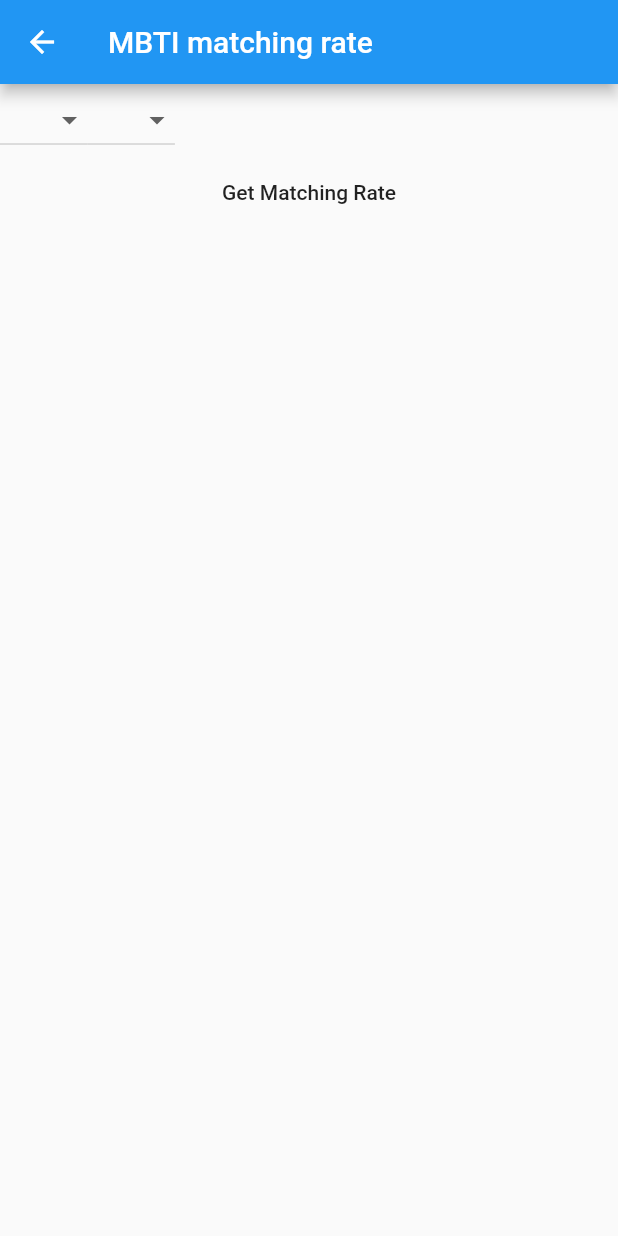
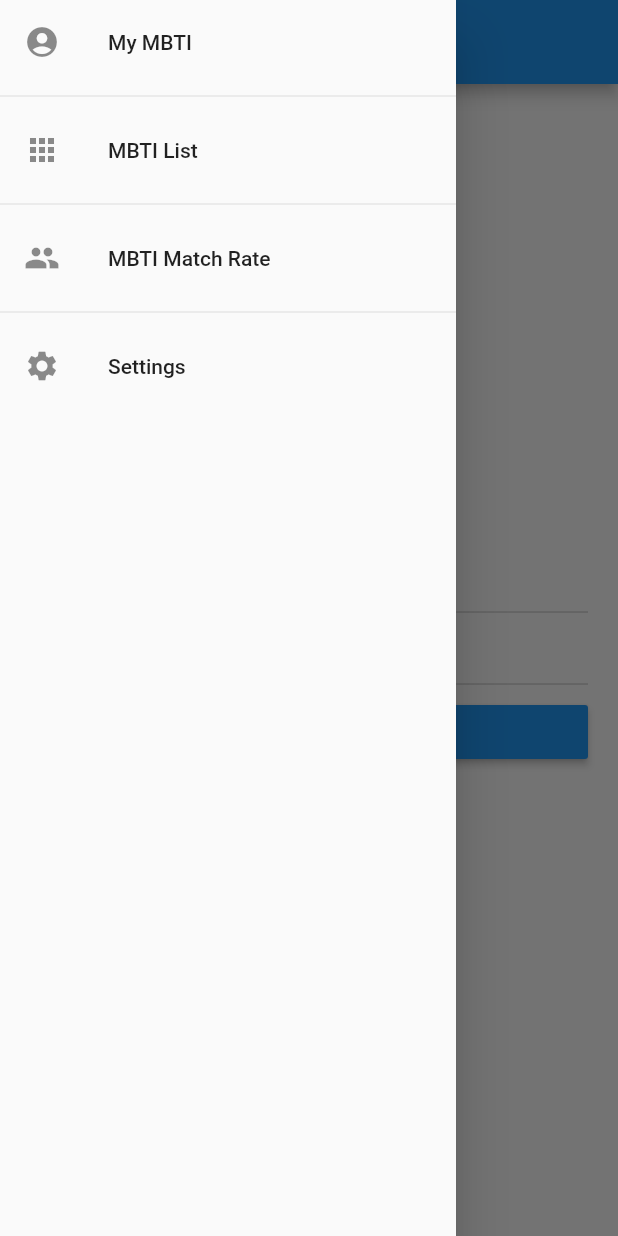
Before and after one commit to powerwlsl/mbti, a Flutter app: the MbtiMatchingScreen screen opened by its route, with the side drawer open (before the commit the screen has no drawer), on a phone screen of 412 x 824 dp. Run offline on Flutter 3.47's test engine with Material 2 defaults, Android fonts, the phone set to English and light mode, and no system bars; our stand-ins replace shared_preferences; accounts and stored records are empty.

Commit message:
add more screens

```diff
--- a/lib/constants.dart
+++ b/lib/constants.dart
@@ -4,14 +4,14 @@
   hintText: 'Enter a value',
   contentPadding: EdgeInsets.symmetric(vertical: 10.0, horizontal: 20.0),
   border: OutlineInputBorder(
-    borderRadius: BorderRadius.all(Radius.circular(32.0)),
+    borderRadius: BorderRadius.all(Radius.circular(10.0)),
   ),
   enabledBorder: OutlineInputBorder(
     borderSide: BorderSide(color: Colors.lightBlueAccent, width: 1.0),
-    borderRadius: BorderRadius.all(Radius.circular(32.0)),
+    borderRadius: BorderRadius.all(Radius.circular(10.0)),
   ),
   focusedBorder: OutlineInputBorder(
     borderSide: BorderSide(color: Colors.lightBlueAccent, width: 2.0),
-    borderRadius: BorderRadius.all(Radius.circular(32.0)),
+    borderRadius: BorderRadius.all(Radius.circular(10.0)),
   ),
 );
--- a/lib/main.dart
+++ b/lib/main.dart
@@ -31,7 +31,7 @@
       home: _decideHomePage(),
       routes: {
 //        TODO: login page
-
+        '/user_info': (context) => UserInfoScreen(),
         '/main': (context) => MainScreen(),
         '/mbtis': (context) => MbtiListScreen(),
         '/mbti_matching': (context) => MbtiMatchingScreen(),
--- a/lib/screens/main_screen.dart
+++ b/lib/screens/main_screen.dart
@@ -1,5 +1,6 @@
 import 'package:flutter/material.dart';
 import 'package:shared_preferences/shared_preferences.dart';
+import 'package:mbti/widgets/app_drawer.dart';
 
 class MainScreen extends StatelessWidget {
   final SharedPreferences prefs;
@@ -9,10 +10,6 @@
     return Scaffold(
       appBar: AppBar(
         title: Text("MBTI"),
-        leading: IconButton(
-          icon: Icon(Icons.menu),
-          onPressed: () {},
-        ),
       ),
       body: Column(
         children: <Widget>[
@@ -79,6 +76,7 @@
           ),
         ],
       ),
+      drawer: AppDrawer(),
     );
   }
 }
--- a/lib/screens/mbti_list_screen.dart
+++ b/lib/screens/mbti_list_screen.dart
@@ -1,4 +1,5 @@
 import 'package:flutter/material.dart';
+import 'package:mbti/widgets/app_drawer.dart';
 
 class MbtiListScreen extends StatefulWidget {
   @override
@@ -27,7 +28,9 @@
   ];
 
   Widget build(BuildContext context) {
-//   TODO: foldable list
+//   TODO: List with two column, go to type detail page upon click
+//  TODO: Group by mbti group
+
     return Scaffold(
       appBar: AppBar(
         title: Text("MBTI 리스트"),
@@ -61,6 +64,7 @@
           ),
         ),
       ),
+      drawer: AppDrawer(),
     );
   }
 }
--- a/lib/screens/mbti_matching_screen.dart
+++ b/lib/screens/mbti_matching_screen.dart
@@ -1,46 +1,72 @@
 import 'package:flutter/material.dart';
+import 'package:mbti/widgets/app_drawer.dart';
+import 'package:mbti/models/mbtis.dart';
+import 'package:mbti/widgets/custom_dropdown_button.dart';
 
-class MbtiMatchingScreen extends StatelessWidget {
+class MbtiMatchingScreen extends StatefulWidget {
   @override
-  DropdownButton<String> dropdownButton() {
-    return DropdownButton(
-      items: [
-        DropdownMenuItem(
-          child: Center(
-            child: Text("INFT"),
-          ),
-          value: "INFT",
-        ),
-        DropdownMenuItem(
-          child: Center(
-            child: Text("ENFI"),
-          ),
-          value: "ENFI",
-        ),
-      ],
-      onChanged: (val) {},
-    );
-  }
+  _MbtiMatchingScreenState createState() => _MbtiMatchingScreenState();
+}
+
+class _MbtiMatchingScreenState extends State<MbtiMatchingScreen> {
+  @override
+  String mbti_1;
+  String mbti_2;
+  String _result;
 
   Widget build(BuildContext context) {
     return Scaffold(
       appBar: AppBar(
         title: Text("MBTI matching rate"),
       ),
-      body: Column(
-        children: <Widget>[
-          Row(
+      body: Center(
+        child: Container(
+          padding: EdgeInsets.all(20),
+          child: Column(
+            mainAxisAlignment: MainAxisAlignment.center,
+            crossAxisAlignment: CrossAxisAlignment.stretch,
             children: <Widget>[
-              dropdownButton(),
-              dropdownButton(),
+              CustomDropdownButton(
+                dropdownItemList: Mbtis.Types,
+                hintString: "MBTI types",
+                value: mbti_1,
+                onChangedCallback: (value) {
+                  setState(() {
+                    mbti_1 = value;
+                  });
+                },
+              ),
+              CustomDropdownButton(
+                dropdownItemList: Mbtis.Types,
+                hintString: "MBTI types",
+                value: mbti_2,
+                onChangedCallback: (value) {
+                  setState(() {
+                    mbti_2 = value;
+                  });
+                },
+              ),
+              RaisedButton(
+                onPressed: () {
+                  setState(() {
+                    _result = "Good";
+                  });
+                },
+                color: Colors.blue,
+                colorBrightness: Brightness.dark,
+                disabledColor: Colors.blueGrey,
+                highlightColor: Colors.blueAccent,
+                child: Text("See result"),
+              ),
+              if (_result != null)
+                Container(
+                  child: Text(_result),
+                )
             ],
           ),
-          FlatButton(
-            child: Text("Get Matching Rate"),
-            onPressed: () {},
-          )
-        ],
+        ),
       ),
+      drawer: AppDrawer(),
     );
   }
 }
--- /dev/null
+++ b/lib/widgets/app_drawer.dart
@@ -0,0 +1,46 @@
+import 'package:flutter/material.dart';
+
+class AppDrawer extends StatelessWidget {
+  @override
+  Widget build(BuildContext context) {
+    return Drawer(
+      child: SafeArea(
+        child: Column(
+          children: <Widget>[
+            ListTile(
+              leading: Icon(Icons.account_circle),
+              title: Text('My MBTI'),
+              onTap: () {
+                Navigator.of(context).pushReplacementNamed('/main');
+              },
+            ),
+            Divider(),
+            ListTile(
+              leading: Icon(Icons.apps),
+              title: Text('MBTI List'),
+              onTap: () {
+                Navigator.of(context).pushReplacementNamed('/mbtis');
+              },
+            ),
+            Divider(),
+            ListTile(
+              leading: Icon(Icons.group),
+              title: Text('MBTI Match Rate'),
+              onTap: () {
+                Navigator.of(context).pushReplacementNamed('/mbti_matching');
+              },
+            ),
+            Divider(),
+            ListTile(
+              leading: Icon(Icons.settings),
+              title: Text('Settings'),
+              onTap: () {
+                Navigator.of(context).popAndPushNamed('/user_info');
+              },
+            ),
+          ],
+        ),
+      ),
+    );
+  }
+}
--- /dev/null
+++ b/lib/widgets/custom_dropdown_button.dart
@@ -0,0 +1,32 @@
+import 'package:flutter/material.dart';
+
+class CustomDropdownButton extends StatelessWidget {
+  final List<String> dropdownItemList;
+  final String hintString;
+  final String value;
+  final Function onChangedCallback;
+
+  CustomDropdownButton({
+    @required this.dropdownItemList,
+    @required this.hintString,
+    @required this.value,
+    @required this.onChangedCallback,
+  });
+
+  @override
+  Widget build(BuildContext context) {
+    return DropdownButton(
+      items: dropdownItemList
+          .map((value) => DropdownMenuItem(
+                child: Center(child: Text(value)),
+                value: value,
+              ))
+          .toList(),
+      hint: new Text(hintString, textAlign: TextAlign.center),
+      value: value,
+      onChanged: (selectedVal) {
+        onChangedCallback(selectedVal);
+      },
+    );
+  }
+}
```
Also changed, not shown: lib/screens/user_info_screen.dart (+8 -37 lines), lib/widgets/custom_primary_button.dart (added, +24 -0 lines).
